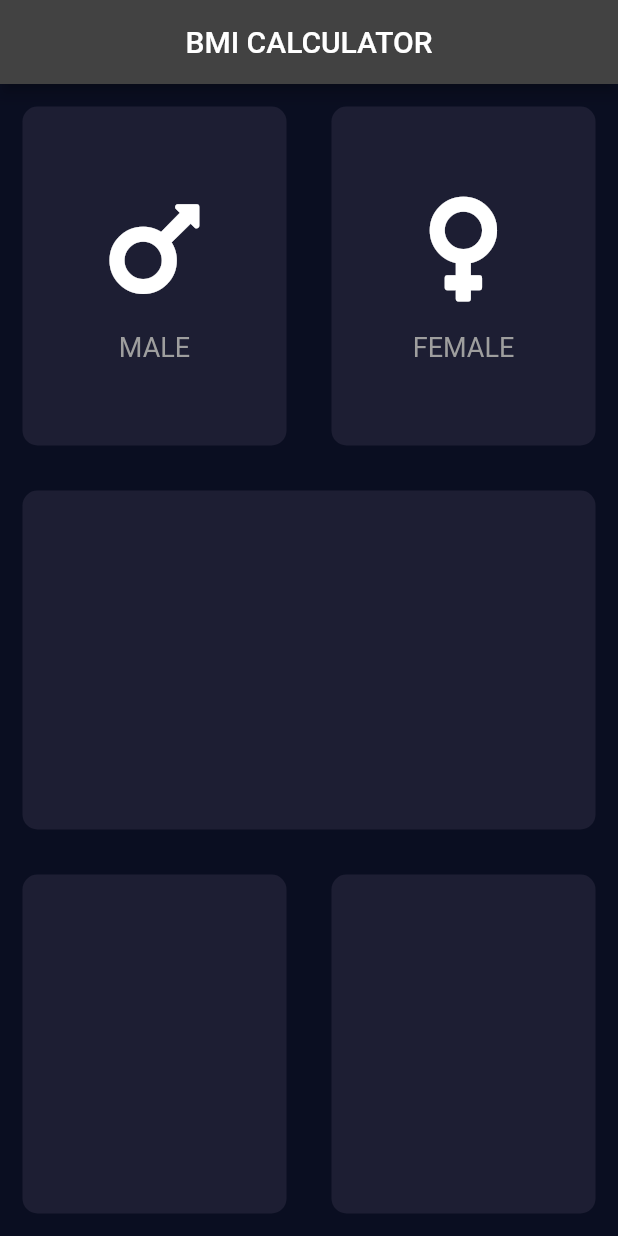
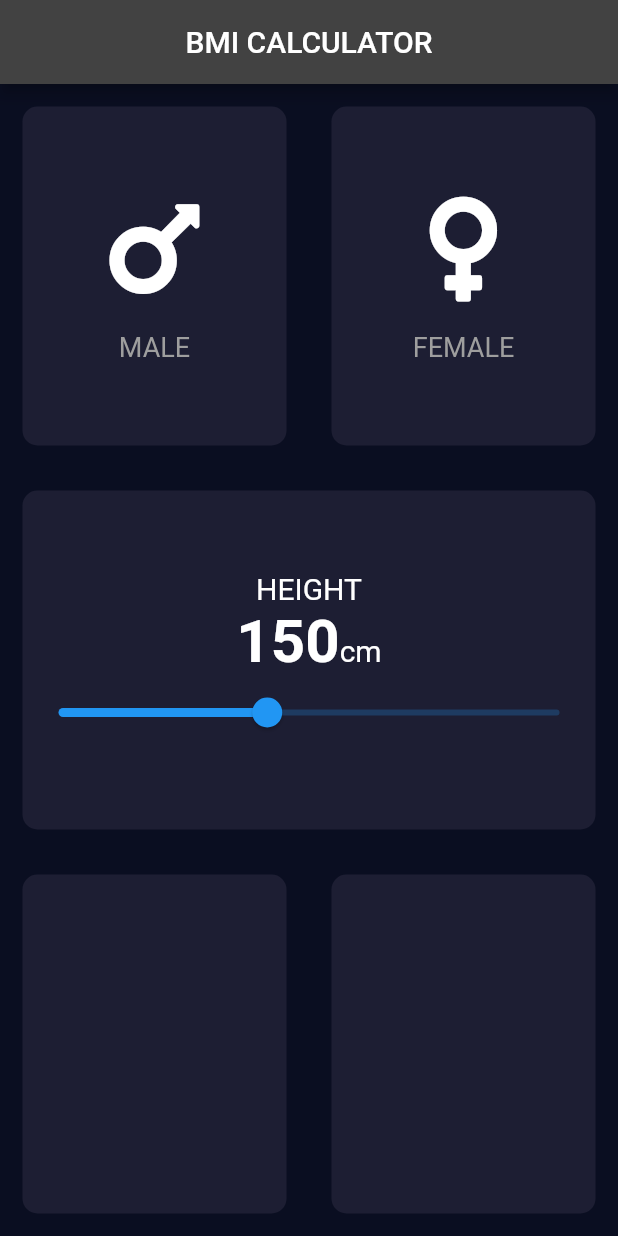
Before and after one commit to Santhosh1209/bmi_calculator, a Flutter app: the screen it shows after launch, on a phone screen of 412 x 824 dp. Run offline on Flutter 3.47's test engine with Material 2 defaults, Android fonts, the phone set to English and light mode, and no system bars; our stand-ins replace font_awesome_flutter.

Commit message:
added slider

```diff
--- a/lib/genderselect.dart
+++ b/lib/genderselect.dart
@@ -22,6 +22,7 @@ class GenderSelect extends StatelessWidget {
         Text(
           gender,
           style: TextStyle(fontSize: 18.0, color: selected ? Colors.white : Colors.grey),
+          // here, 'selected' is a boolean value. if its true, white is selected. Otherwise, grey is selected
         ),
       ],
     );
--- a/lib/main.dart
+++ b/lib/main.dart
@@ -31,7 +31,7 @@ class page extends StatefulWidget {
 
 class _pageState extends State<page> {
   String selectedGender = ''; // Variable to store the selected gender
-
+  double height = 150.0; // used in the slider
   @override
   Widget build(BuildContext context) {
     return Scaffold(
@@ -86,6 +86,47 @@ class _pageState extends State<page> {
           Expanded(
             child: ReusableCard(
               colour: Color(0xF1D1E33),
+    cardChild: Column(
+    mainAxisAlignment: MainAxisAlignment.center,
+    children: [
+    Text(
+    'HEIGHT',
+    style: TextStyle(
+    fontSize: 20.0,
+    ),
+    ),
+      Row(
+        mainAxisAlignment: MainAxisAlignment.center,
+        crossAxisAlignment: CrossAxisAlignment.baseline,
+        textBaseline: TextBaseline.alphabetic,
+        children: [
+          Text(
+            height.toStringAsFixed(0), // Display the height value
+            style: TextStyle(
+              fontSize: 40.0, // Increase the font size
+              fontWeight: FontWeight.bold,
+            ),
+          ),
+          Text(
+            'cm', // Display 'cm' next to the height value
+            style: TextStyle(
+              fontSize: 20.0,
+            ),
+          ),
+        ],
+      ),
+      Slider(
+        value: height,
+        min: 100.0,
+        max: 220.0,
+        onChanged: (newValue) {
+          setState(() {
+            height = newValue;
+          });
+        },
+      ),
+    ],
+    ),
             ),
           ),
           Expanded(
```
